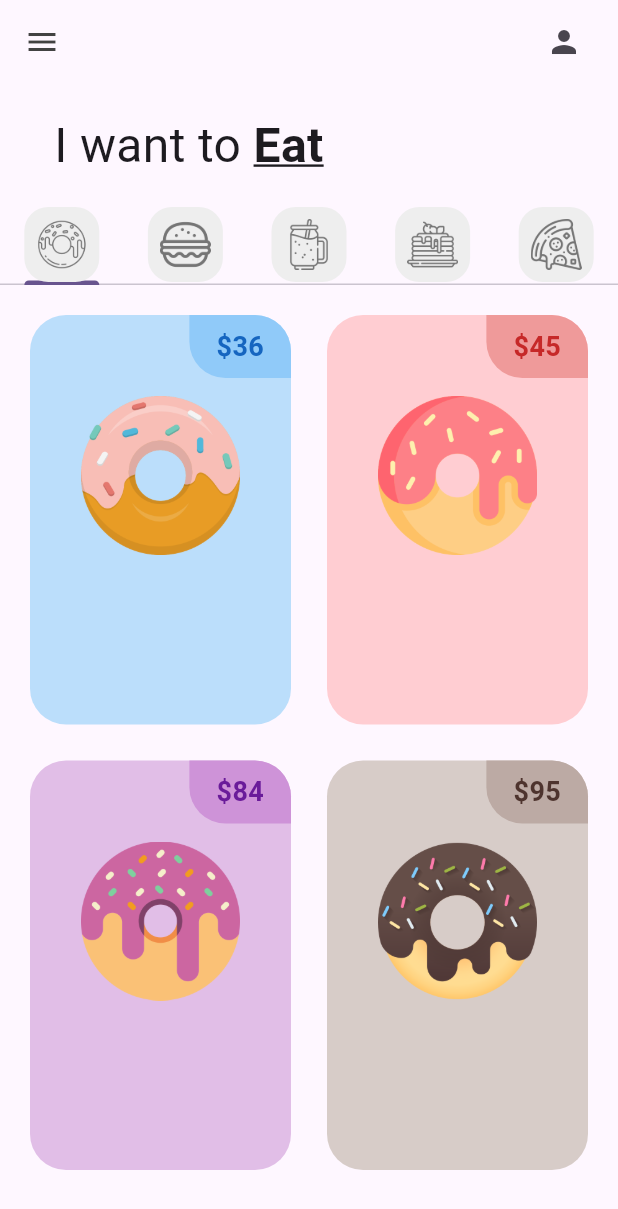
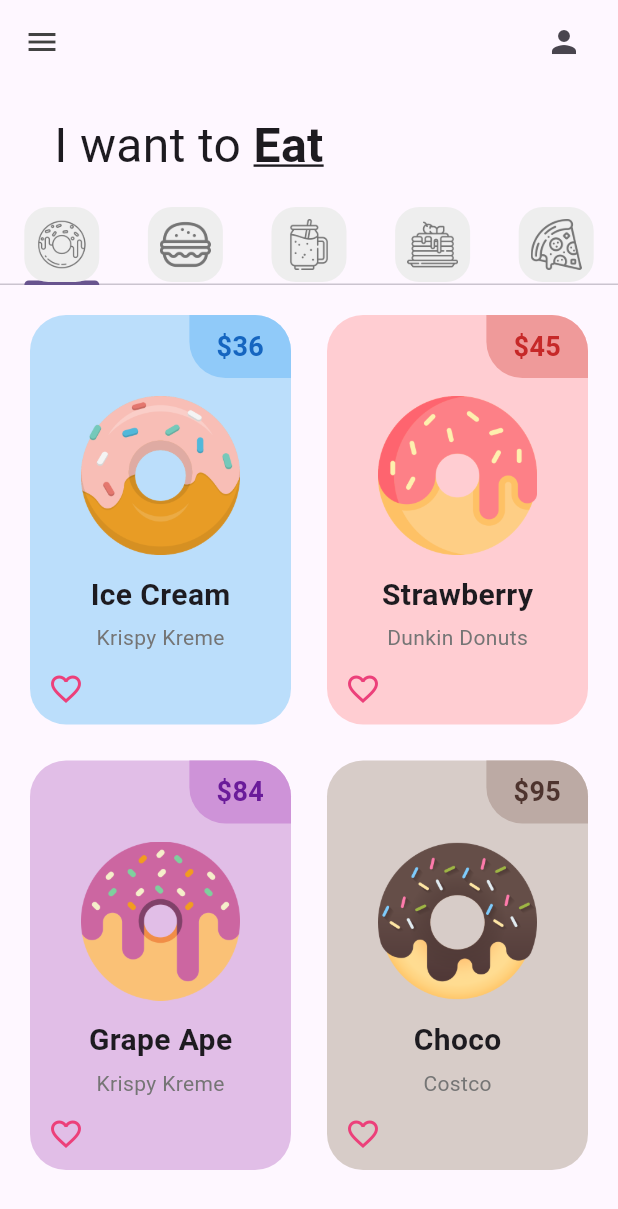
Before and after one commit to QP-bb/donut_app_2b_lopez, a Flutter app: the screen it shows after launch, on a phone screen of 412 x 824 dp. Shown: the top 1209 px of the screen. Run offline on Flutter 3.47's test engine with Material 3 defaults, Android fonts, the light colour scheme and no system bars.

Commit message:
DonutTile Finished

```diff
--- a/lib/tabs/donut_tab.dart
+++ b/lib/tabs/donut_tab.dart
@@ -2,14 +2,33 @@ import 'package:flutter/material.dart';
 import '../utils/donut_tile.dart';
 
 class DonutTab extends StatelessWidget {
-
   //Lista de donas
   final List donutsOnSale =[
-    //[donutFlavor, donutPrice, donutColor, imageName],
-    ["Ice Cream", "36", Colors.blue, "lib/images/icecream_donut.png"],
-    ["Strawberry", "45", Colors.red, "lib/images/strawberry_donut.png"],
-    ["Grape Ape", "84", Colors.purple, "lib/images/grape_donut.png"],
-    ["Choco", "95", Colors.brown, "lib/images/chocolate_donut.png"]];
+    //[donutFlavor, donutStore, donutPrice, donutColor, imageName],
+    ["Ice Cream",
+    "Krispy Kreme",
+    "36",
+    Colors.blue,
+    "lib/images/icecream_donut.png"],
+
+    ["Strawberry",
+    "Dunkin Donuts",
+    "45",
+    Colors.red,
+    "lib/images/strawberry_donut.png"],
+
+    ["Grape Ape",
+    "Krispy Kreme",
+    "84",
+    Colors.purple,
+    "lib/images/grape_donut.png"],
+
+    ["Choco",
+    "Costco",
+    "95",
+    Colors.brown,
+    "lib/images/chocolate_donut.png"]
+    ];
 
   DonutTab({super.key});
 
@@ -29,9 +48,10 @@ class DonutTab extends StatelessWidget {
       itemBuilder: (context, index) {
         return DonutTile(
           donutFlavor: donutsOnSale[index][0],
-          donutPrice: donutsOnSale[index][1],
-          donutColor: donutsOnSale[index][2],
-          imageName: donutsOnSale[index][3],
+          donutStore: donutsOnSale[index][1],
+          donutPrice: donutsOnSale[index][2],
+          donutColor: donutsOnSale[index][3],
+          imageName: donutsOnSale[index][4],
         );
       }
     );
--- a/lib/utils/donut_tile.dart
+++ b/lib/utils/donut_tile.dart
@@ -2,12 +2,20 @@ import 'package:flutter/material.dart';
 
 class DonutTile extends StatelessWidget {
   final String donutFlavor;
+  final String donutStore;
   final String donutPrice;
   //dynamic = puede ser cualquier tipo de dato
   final dynamic donutColor;
   final String imageName;
 
-  const DonutTile({super.key, required this.donutFlavor, required this.donutPrice, this.donutColor, required this.imageName});
+  const DonutTile(
+    {super.key,
+    required this.donutFlavor,
+    required this.donutStore,
+    required this.donutPrice,
+    this.donutColor,
+    required this.imageName}
+    );
 
   @override
   Widget build(BuildContext context) {
@@ -44,12 +52,29 @@ class DonutTile extends StatelessWidget {
             Padding(
               padding: const EdgeInsets.symmetric(vertical:12, horizontal: 34),
               child: Image.asset(imageName),
-            )
+            ),
             //Donut Text
-
+            Text(donutFlavor,
+            style: TextStyle(fontWeight: FontWeight.bold, fontSize: 20,)),
+            //Texto con espacio
+            const SizedBox(height: 4),
+            //Agregar todo el texto
+            Text(
+              donutStore,
+              style: TextStyle(color: Colors.grey[600]),
+            ),
+              Padding(
+              padding: const EdgeInsets.all(12.0),
+              child: Row(
+                mainAxisAlignment: MainAxisAlignment.spaceBetween,
+                children: <Widget>[
+                  Icon(Icons.favorite_border, color: Colors.pink[400]),
+                ],
+              ),
+            ),
             //Love icon + add button
           ],
-        )
+        ),
       ),
     );
   }
```
